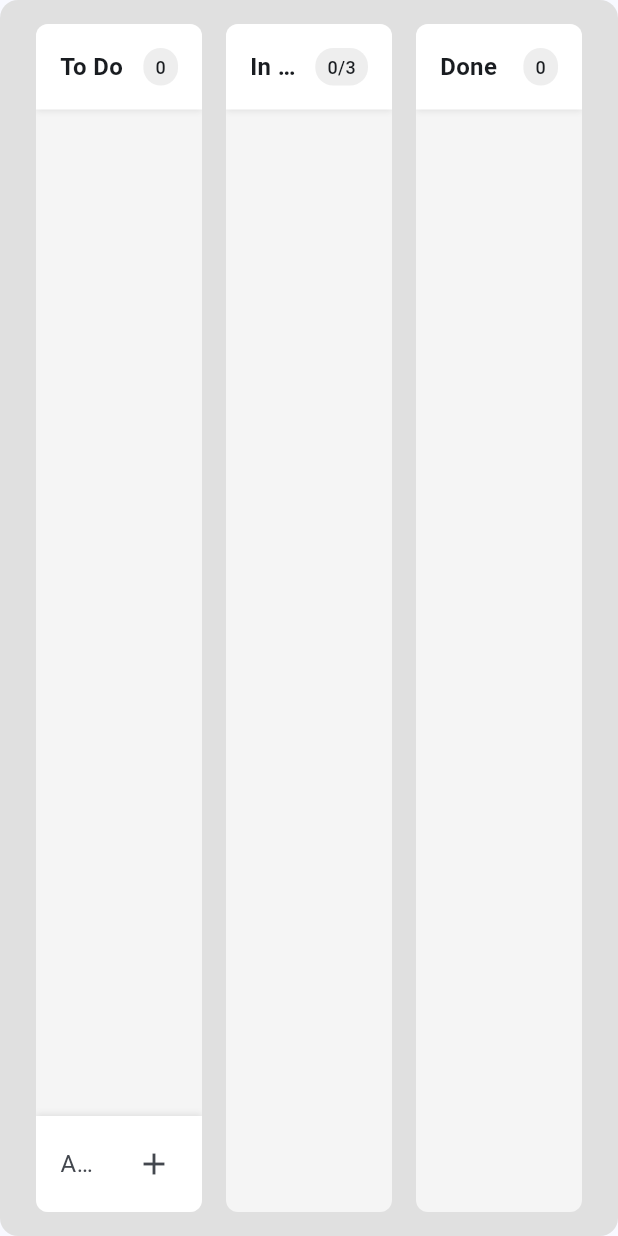
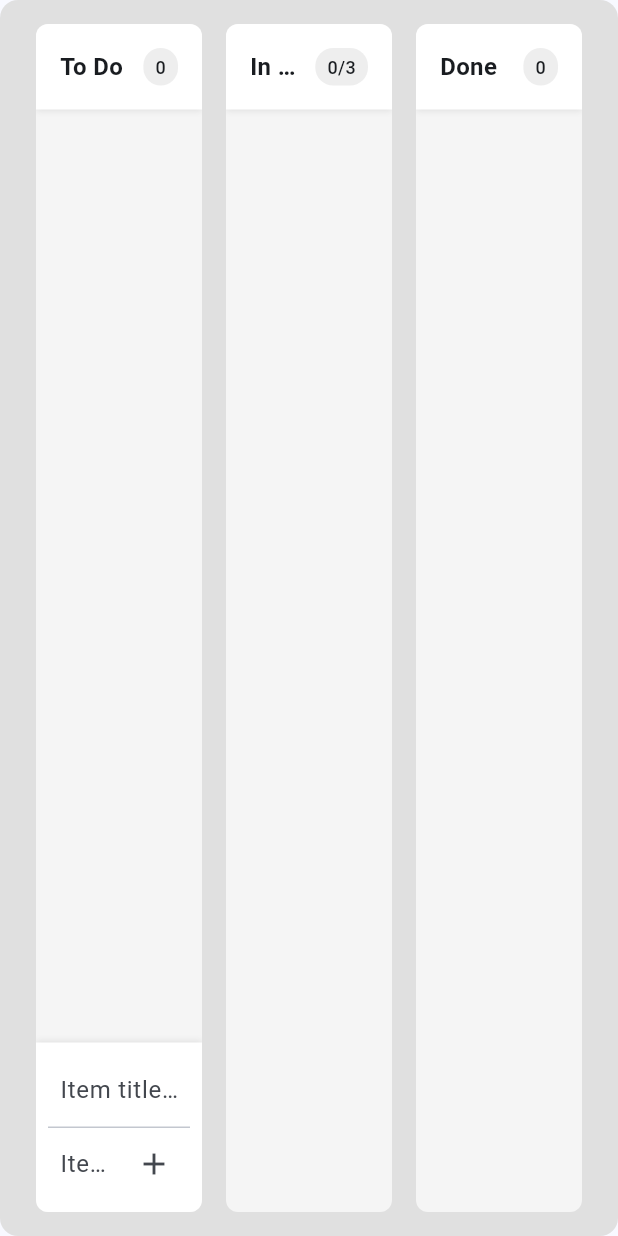
Before and after one commit to kinwahlai/simple-kanban, a Flutter app: the KanbanBoard widget shown alone on an empty page, opened directly, after a tap on the "add" icon, on a phone screen of 412 x 824 dp. Run offline on Flutter 3.47's test engine with Material 3 defaults, Android fonts, the phone set to English and light mode, and no system bars; statements that could not run were skipped.

Commit message:
Add subtitle support for Kanban item creation
- Modify KanbanColumn and KanbanBoard to support adding items with both title and subtitle
- Update input fields to separate title and description entry
- Refactor add item method to accept subtitle parameter
- Improve item creation UX with more detailed input options

```diff
--- a/lib/src/widgets/kanban_board.dart
+++ b/lib/src/widgets/kanban_board.dart
@@ -116,7 +116,7 @@ class _KanbanBoardState extends State<KanbanBoard> {
     }
   }
 
-  void _addItem(String columnTitle, String title) {
+  void _addItem(String columnTitle, String title, String subtitle) {
     final columnIndex = _columns.indexWhere((col) => col.title == columnTitle);
     if (columnIndex == -1) return;
 
@@ -127,7 +127,7 @@ class _KanbanBoardState extends State<KanbanBoard> {
     final item = KanbanItem(
       id: itemId,
       title: title,
-      subtitle: 'Added to $columnTitle',
+      subtitle: subtitle,
     );
 
     setState(() {
@@ -227,7 +227,8 @@ class _KanbanBoardState extends State<KanbanBoard> {
                 column: column,
                 items: _getItemsForColumn(column),
                 onAddItem: config.showFooter
-                    ? (title) => _addItem(column.title, title)
+                    ? (title, subtitle) =>
+                        _addItem(column.title, title, subtitle)
                     : null,
                 onMoveToColumn: _moveToColumn,
                 onReorderItem: _reorderItem,
--- a/lib/src/widgets/kanban_column.dart
+++ b/lib/src/widgets/kanban_column.dart
@@ -10,7 +10,7 @@ class KanbanColumnWidget extends StatefulWidget {
 
   /// Callback for adding new items. If null, the column won't support adding items.
   /// This should be null for columns that shouldn't allow new items to be added.
-  final Function(String)? onAddItem;
+  final Function(String title, String subtitle)? onAddItem;
   final Function(String, String) onMoveToColumn;
   final Function(String, int) onReorderItem;
   final bool canMoveLeft;
@@ -44,11 +44,13 @@ class KanbanColumnWidget extends StatefulWidget {
 }
 
 class _KanbanColumnWidgetState extends State<KanbanColumnWidget> {
-  final TextEditingController _controller = TextEditingController();
+  final TextEditingController _titleController = TextEditingController();
+  final TextEditingController _subtitleController = TextEditingController();
 
   @override
   void dispose() {
-    _controller.dispose();
+    _titleController.dispose();
+    _subtitleController.dispose();
     super.dispose();
   }
 
@@ -176,37 +178,54 @@ class _KanbanColumnWidgetState extends State<KanbanColumnWidget> {
           ),
         ],
       ),
-      child: Row(
+      child: Column(
+        mainAxisSize: MainAxisSize.min,
+        children: [
+          TextField(
+            controller: _titleController,
+            decoration: const InputDecoration(
+              hintText: 'Item title...',
+              border: InputBorder.none,
+              contentPadding: EdgeInsets.symmetric(horizontal: 8.0),
+            ),
+            textInputAction: TextInputAction.next,
+          ),
+          const Divider(height: 1),
+          Row(
             children: [
               Expanded(
                 child: TextField(
-              controller: _controller,
+                  controller: _subtitleController,
                   decoration: const InputDecoration(
-                hintText: 'Add new item...',
+                    hintText: 'Item description...',
                     border: InputBorder.none,
                     contentPadding: EdgeInsets.symmetric(horizontal: 8.0),
                   ),
-              onSubmitted: (value) {
-                if (value.isNotEmpty && widget.column.canAddItem()) {
-                  widget.onAddItem?.call(value);
-                  _controller.clear();
-                }
-              },
+                  onSubmitted: (_) => _handleAddItem(
+                    _titleController.text,
+                    _subtitleController.text,
+                  ),
                 ),
               ),
               IconButton(
                 icon: const Icon(Icons.add),
                 onPressed: widget.column.canAddItem()
-                ? () {
-                    if (_controller.text.isNotEmpty) {
-                      widget.onAddItem?.call(_controller.text);
-                      _controller.clear();
-                    }
-                  }
+                    ? () => _handleAddItem(
+                        _titleController.text, _subtitleController.text)
                     : null,
+              ),
+            ],
           ),
         ],
       ),
     );
   }
+
+  void _handleAddItem(String title, String subtitle) {
+    if (title.isNotEmpty && widget.column.canAddItem()) {
+      widget.onAddItem?.call(title, subtitle);
+      _titleController.clear();
+      _subtitleController.clear();
     }
+  }
+}
```
Lines whose indentation alone changed are shown as unchanged.
